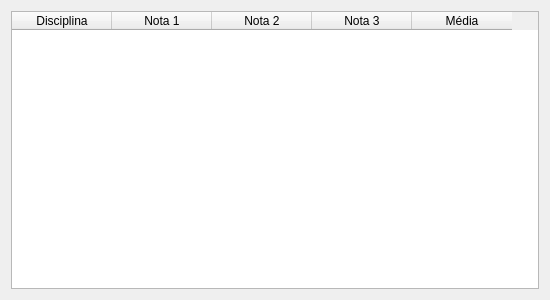
Before: the Qt Designer form notas_aluno.ui in AndersonLuis88/SIS_Faculdade, drawn with Qt 5.
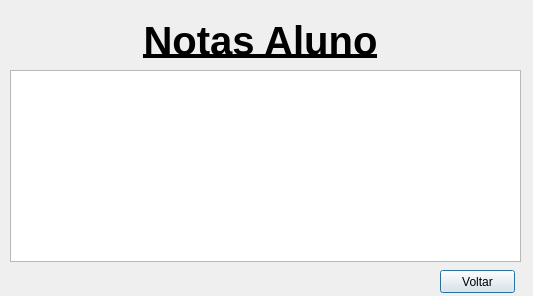
After: the same form once the commit is applied.

```diff
--- a/notas_aluno.ui
+++ b/notas_aluno.ui
@@ -6,44 +6,60 @@
    <rect>
     <x>0</x>
     <y>0</y>
-    <width>550</width>
-    <height>300</height>
+    <width>533</width>
+    <height>296</height>
    </rect>
   </property>
   <property name="windowTitle">
    <string>Notas</string>
   </property>
-  <layout class="QVBoxLayout" name="verticalLayout">
-   <item>
-    <widget class="QTableWidget" name="tableWidget">
-     <column>
-      <property name="text">
-       <string>Disciplina</string>
-      </property>
-     </column>
-     <column>
-      <property name="text">
-       <string>Nota 1</string>
-      </property>
-     </column>
-     <column>
-      <property name="text">
-       <string>Nota 2</string>
-      </property>
-     </column>
-     <column>
-      <property name="text">
-       <string>Nota 3</string>
-      </property>
-     </column>
-     <column>
-      <property name="text">
-       <string>Média</string>
-      </property>
-     </column>
-    </widget>
-   </item>
-  </layout>
+  <widget class="QLabel" name="label">
+   <property name="geometry">
+    <rect>
+     <x>50</x>
+     <y>10</y>
+     <width>421</width>
+     <height>61</height>
+    </rect>
+   </property>
+   <property name="font">
+    <font>
+     <pointsize>30</pointsize>
+     <weight>75</weight>
+     <bold>true</bold>
+     <underline>true</underline>
+    </font>
+   </property>
+   <property name="text">
+    <string>Notas Aluno</string>
+   </property>
+   <property name="alignment">
+    <set>Qt::AlignCenter</set>
+   </property>
+  </widget>
+  <widget class="QTableView" name="Tv_notas_aluno">
+   <property name="geometry">
+    <rect>
+     <x>10</x>
+     <y>70</y>
+     <width>511</width>
+     <height>192</height>
+    </rect>
+   </property>
+  </widget>
+  <widget class="QPushButton" name="btn_voltaraluno">
+   <property name="geometry">
+    <rect>
+     <x>440</x>
+     <y>270</y>
+     <width>75</width>
+     <height>23</height>
+    </rect>
+   </property>
+   <property name="text">
+    <string>Voltar</string>
+   </property>
+  </widget>
  </widget>
  <resources/>
  <connections/>
```
Left out of the diff: 2 changed lines with no effect on the pictures.
